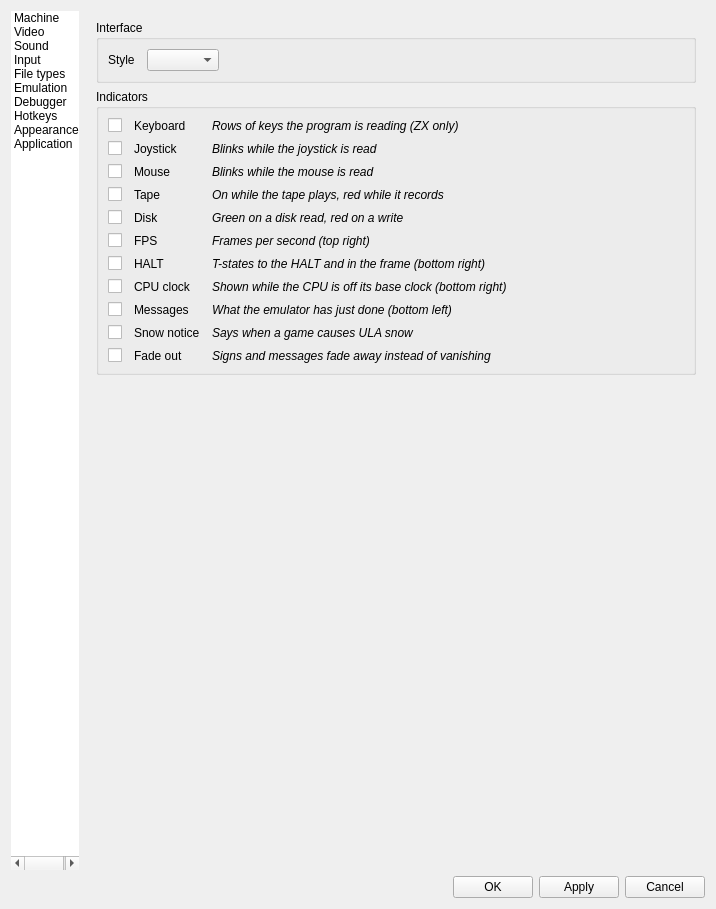
Before: the Qt Designer form ui/setupwin.ui in Volutar/xpeccy-plus, drawn with Qt 5.
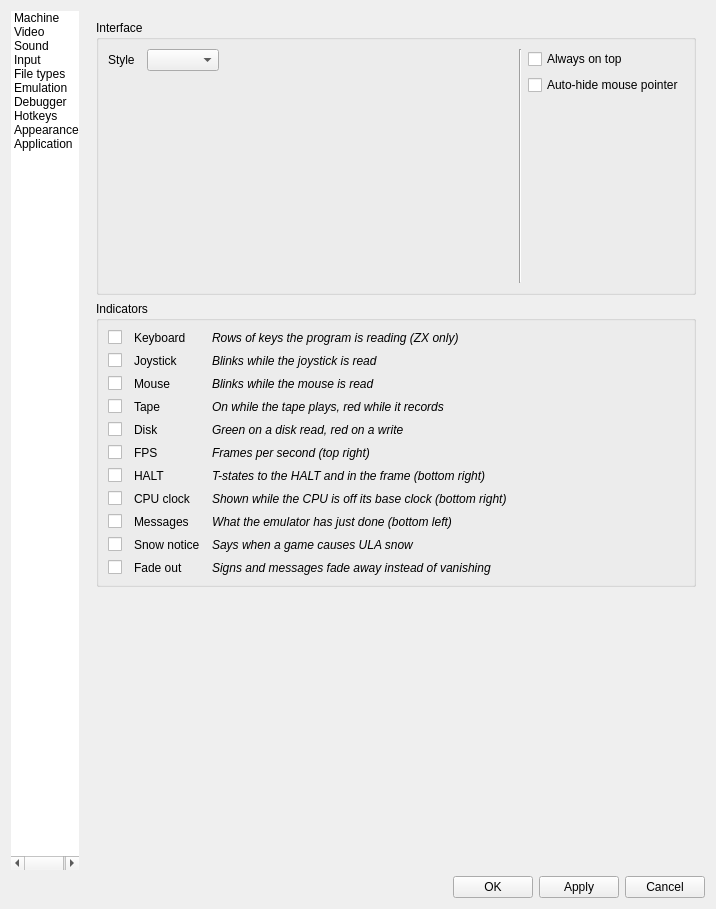
After: the same form once the commit is applied. The open tabs and pages were chosen to show the change. Icons and pictures are not drawn. Custom widgets are drawn as their Qt base class.

Commit message: options: Appearance > Interface in two columns, Always on top and Auto-hide mouse pointer on the right, as the View items

Patch:
```diff
--- a/ui/setupwin.ui
+++ b/ui/setupwin.ui
@@ -3638,7 +3638,9 @@
     <property name="title">
      <string>Interface</string>
     </property>
-    <layout class="QGridLayout" name="gridLayout_look" columnstretch="0,0,1">
+    <layout class="QHBoxLayout" name="lookLayout">
+     <item>
+      <layout class="QGridLayout" name="gridLayout_look" columnstretch="0,0,1">
                   <property name="horizontalSpacing">
                    <number>12</number>
                   </property>
@@ -3659,6 +3661,88 @@
                     </property>
                    </widget>
                   </item>
+                  <item row="1" column="0" colspan="2">
+                   <spacer name="verticalSpacer_look">
+                    <property name="orientation">
+                     <enum>Qt::Vertical</enum>
+                    </property>
+                    <property name="sizeHint" stdset="0">
+                     <size>
+                      <width>20</width>
+                      <height>0</height>
+                     </size>
+                    </property>
+                   </spacer>
+                  </item>
+      </layout>
+     </item>
+     <item>
+      <spacer name="horizontalSpacer_look">
+       <property name="orientation">
+        <enum>Qt::Horizontal</enum>
+       </property>
+       <property name="sizeHint" stdset="0">
+        <size>
+         <width>24</width>
+         <height>20</height>
+        </size>
+       </property>
+      </spacer>
+     </item>
+     <item>
+      <widget class="QWidget" name="lookRight" native="true">
+       <layout class="QHBoxLayout" name="lookRightLayout">
+        <property name="leftMargin"><number>0</number></property>
+        <property name="topMargin"><number>0</number></property>
+        <property name="rightMargin"><number>0</number></property>
+        <property name="bottomMargin"><number>0</number></property>
+        <item>
+         <widget class="Line" name="lookLine">
+          <property name="orientation">
+           <enum>Qt::Vertical</enum>
+          </property>
+         </widget>
+        </item>
+        <item>
+         <layout class="QVBoxLayout" name="lookColumn">
+          <item>
+           <widget class="QCheckBox" name="cbOnTop">
+            <property name="toolTip">
+             <string>The main window stays over other programs' windows</string>
+            </property>
+            <property name="text">
+             <string>Always on top</string>
+            </property>
+           </widget>
+          </item>
+          <item>
+           <widget class="QCheckBox" name="cbPtrHide">
+            <property name="toolTip">
+             <string>Hides the pointer after 2 s still over the picture</string>
+            </property>
+            <property name="text">
+             <string>Auto-hide mouse pointer</string>
+            </property>
+           </widget>
+          </item>
+          <item>
+           <spacer name="verticalSpacer_lookRight">
+            <property name="orientation">
+             <enum>Qt::Vertical</enum>
+            </property>
+            <property name="sizeHint" stdset="0">
+             <size>
+              <width>20</width>
+              <height>0</height>
+             </size>
+            </property>
+           </spacer>
+          </item>
+         </layout>
+        </item>
+       </layout>
+      </widget>
+     </item>
     </layout>
    </widget>
   </item>
```
The commit also changes 1 other file.
